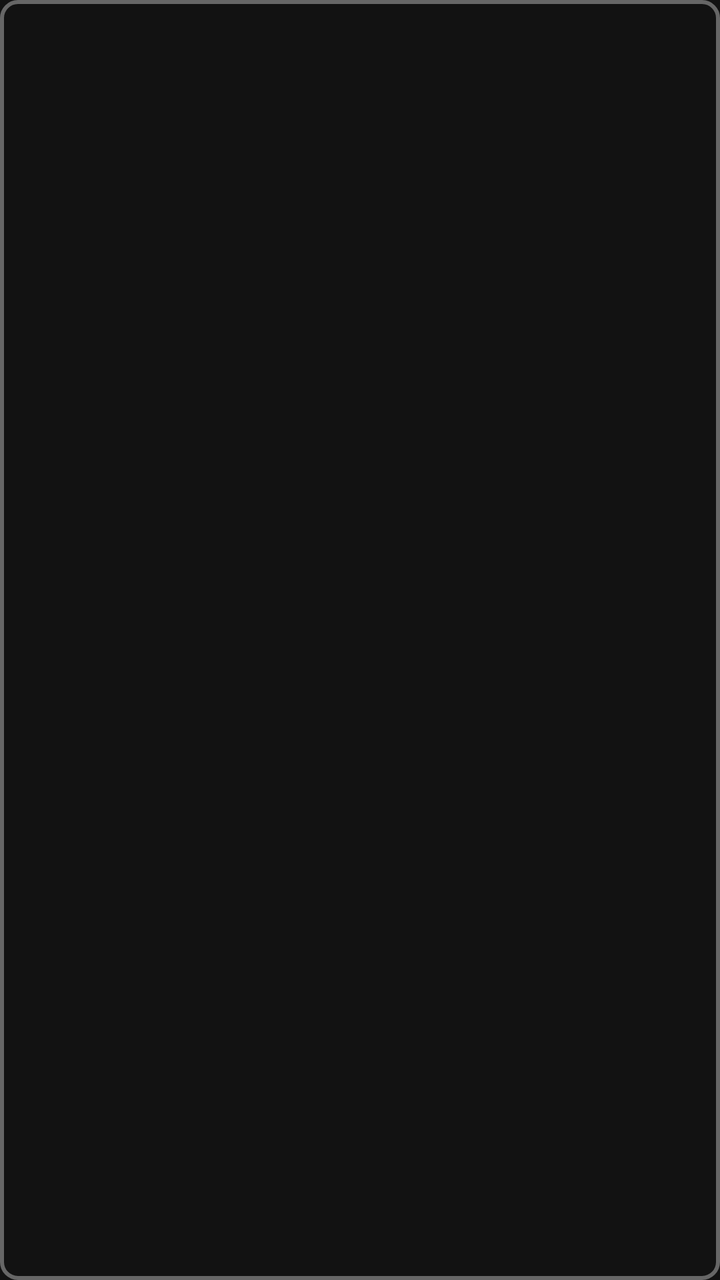
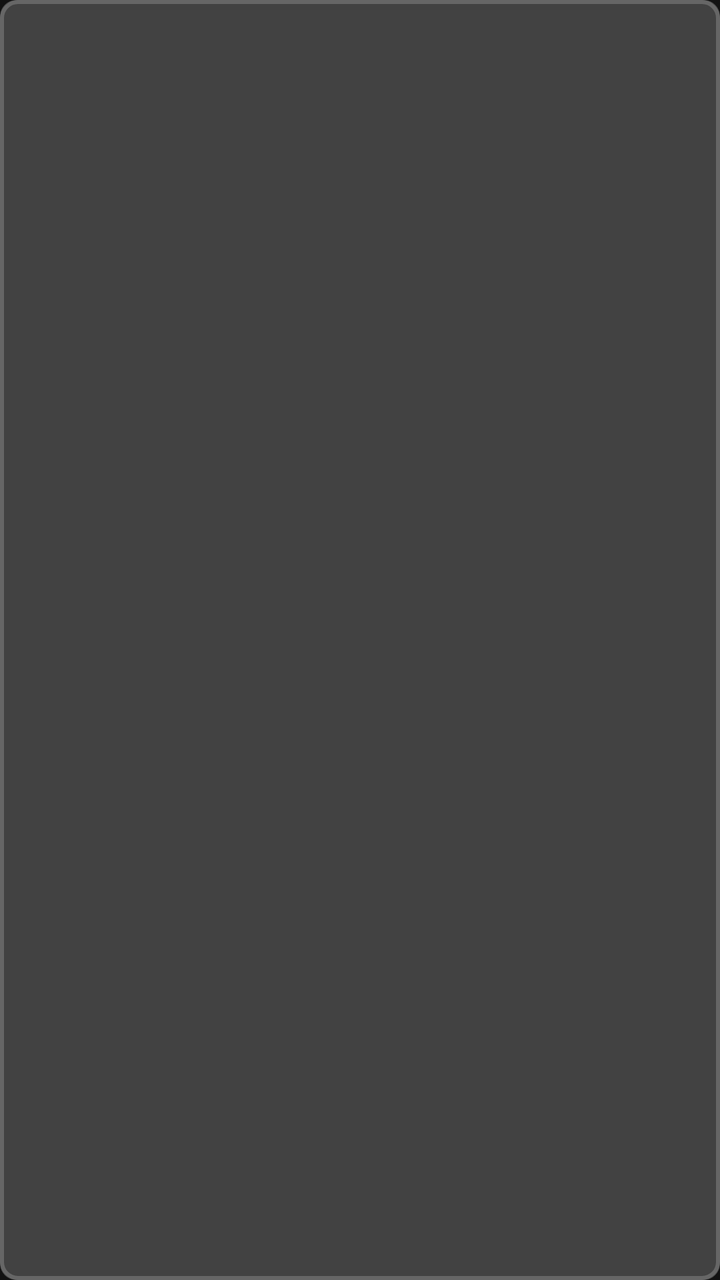

Compare the two renders of this Android layout. The source of the first and the diff that turns it into the second are given below.
<!-- AndroidManifest.xml: application theme Theme.QutyLaunch -->
<!-- res/layout/item_color_scheme.xml -->
<FrameLayout xmlns:android="http://schemas.android.com/apk/res/android"
    android:layout_width="48dp"
    android:layout_height="48dp"
    android:layout_margin="@dimen/spacing_s">

    <ImageView
        android:id="@+id/color_preview"
        android:layout_width="match_parent"
        android:layout_height="match_parent"
        android:scaleType="centerCrop"
        android:background="@drawable/bg_color_scheme_item"
        android:contentDescription="@string/color_scheme_preview_description" />

    <View
        android:id="@+id/selected_indicator"
        android:layout_width="match_parent"
        android:layout_height="match_parent"
        android:background="@drawable/bg_color_scheme_selected"
        android:visibility="gone" />

</FrameLayout>
<!-- resources referenced by this layout -->
<resources>
  <dimen name="spacing_s">8dp</dimen>
  <!-- drawable bg_color_scheme_item (drawable) -->
  <shape xmlns:android="http://schemas.android.com/apk/res/android">
      <corners android:radius="8dp" />
      <stroke
          android:width="2dp"
          android:color="?attr/textDimColor" />
  </shape>
  <!-- drawable bg_color_scheme_selected (drawable) -->
  <shape xmlns:android="http://schemas.android.com/apk/res/android">
      <corners android:radius="8dp" />
      <stroke
          android:width="3dp"
          android:color="?attr/textPrimaryColor" />
  </shape>
  <string name="color_scheme_preview_description">Цветовая схема</string>
  <style name="Theme.QutyLaunch" parent="Theme.AppCompat.NoActionBar">
          
          <item name="android:navigationBarColor">@android:color/transparent</item>
          <item name="android:statusBarColor">@android:color/transparent</item>
  
          
          <item name="android:windowLayoutInDisplayCutoutMode">shortEdges</item>
  
          
          <item name="android:fitsSystemWindows">false</item>
  
          
          <item name="android:windowDrawsSystemBarBackgrounds">true</item>
  
          
          
          
  
          
          <item name="colorPrimary">@color/scheme_teal_primary</item>
          <item name="colorPrimaryDark">@color/scheme_teal_primary</item>
          <item name="colorAccent">@color/scheme_teal_accent</item>
  
          
          <item name="colorControlNormal">@color/text_dim</item>
          <item name="colorControlActivated">@color/scheme_teal_primary</item>
          <item name="colorControlHighlight">@color/scheme_teal_primary</item>
  
          
          <item name="colorButtonNormal">@color/scheme_teal_primary</item>
  
          
          <item name="colorPrimarySurface">@color/scheme_teal_primary</item>
          <item name="colorOnPrimary">@color/text_primary</item>
          <item name="colorSurface">@color/background_card</item>
          <item name="colorOnSurface">@color/text_primary</item>
          <item name="android:colorBackground">@color/background_dark</item>
  
          
          <item name="buttonPrimaryColor">@color/scheme_teal_primary</item>
          <item name="buttonSecondaryColor">@color/button_secondary</item>
          <item name="buttonDangerColor">@color/button_danger</item>
          <item name="buttonWarningColor">@color/button_warning</item>
          <item name="buttonClearCacheColor">@color/button_clear_cache</item>
          <item name="tabIndicatorColor">@color/scheme_teal_primary</item>
          <item name="tabRippleColor">@color/scheme_teal_primary</item>
          <item name="shellActiveBackgroundColor">@color/scheme_teal_primary</item>
          <item name="textErrorColor">@color/text_error</item>
          <item name="textPrimaryColor">@color/text_primary</item>
          <item name="textSecondaryColor">@color/text_secondary</item>
          <item name="textHintColor">@color/text_hint</item>
          <item name="textMutedColor">@color/text_muted</item>
          <item name="textDimColor">@color/text_dim</item>
          <item name="statusWarningColor">@color/status_warning</item>
      </style>
  <color name="scheme_teal_primary">#009688</color>
  <color name="scheme_teal_accent">#4CAF50</color>
  <color name="text_dim">#666666</color>
  <color name="text_primary">#FFFFFF</color>
  <color name="background_card">#1E1E1E</color>
  <color name="background_dark">#121212</color>
  <color name="button_secondary">#4A4A4A</color>
  <color name="button_danger">#D32F2F</color>
  <color name="button_warning">#FF9800</color>
  <color name="button_clear_cache">#FF6F00</color>
  <color name="text_error">#FF6B6B</color>
  <color name="text_secondary">#CCCCCC</color>
  <color name="text_hint">#AAAAAA</color>
  <color name="text_muted">#888888</color>
  <color name="status_warning">#FF9800</color>
</resources>

<!-- the commit's change to res/layout/item_color_scheme.xml (unified diff, before → after) -->
@@ -1,7 +1,10 @@
-<FrameLayout xmlns:android="http://schemas.android.com/apk/res/android"
+<androidx.cardview.widget.CardView xmlns:android="http://schemas.android.com/apk/res/android"
+    xmlns:app="http://schemas.android.com/apk/res-auto"
     android:layout_width="48dp"
     android:layout_height="48dp"
-    android:layout_margin="@dimen/spacing_s">
+    android:layout_margin="@dimen/spacing_s"
+    app:cardCornerRadius="8dp"
+    app:cardElevation="0dp">
 
     <ImageView
         android:id="@+id/color_preview"
@@ -18,4 +21,4 @@
         android:background="@drawable/bg_color_scheme_selected"
         android:visibility="gone" />
 
-</FrameLayout>
+</androidx.cardview.widget.CardView>
